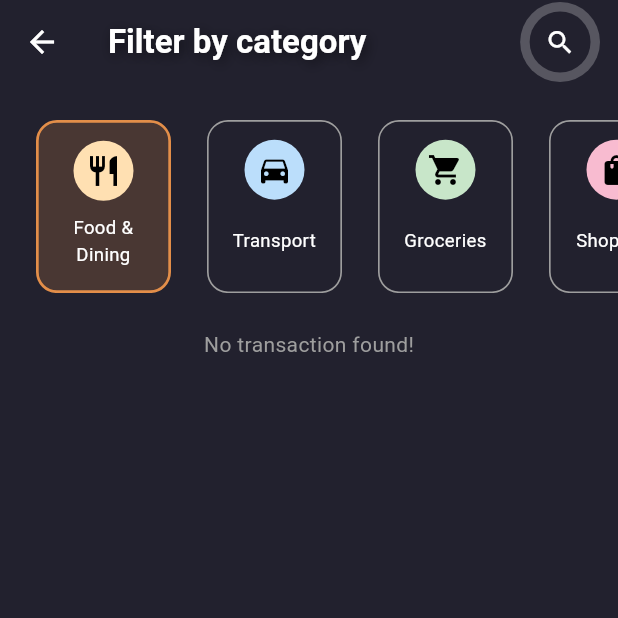
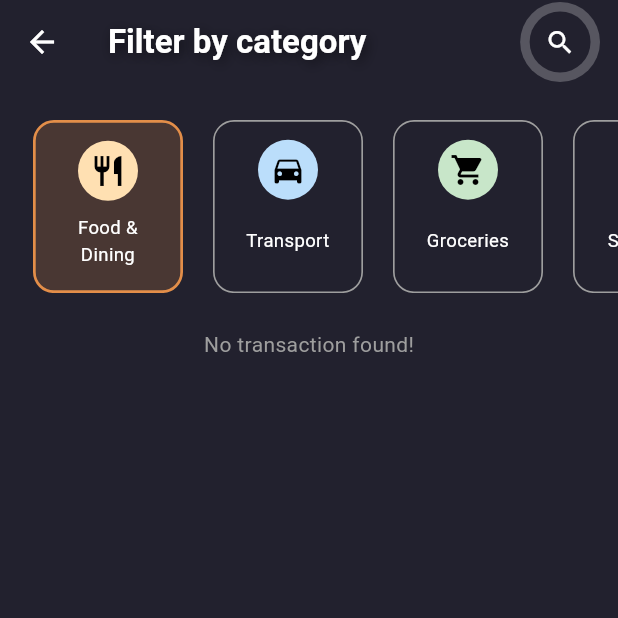
Before and after one commit to Zimil-Patel/sqlite_database_tasks, a Flutter app: the FilterScreen screen opened directly, on a phone screen of 412 x 824 dp, the top half of it. Run offline on Flutter 3.47's test engine with Material 3 defaults, Android fonts, the phone set to English and light mode, and no system bars; our stand-ins replace blurrycontainer, font_awesome_flutter, get, google_fonts, image_picker, shared_preferences and 1 more; accounts and stored records are empty.

Commit message:
24 Dec 2024

```diff
--- a/lib/screen/add screen/components/add_record_button.dart
+++ b/lib/screen/add screen/components/add_record_button.dart
@@ -1,7 +1,6 @@
 import 'package:flutter/cupertino.dart';
 import 'package:flutter/material.dart';
 import 'package:get/get.dart';
-import 'package:intl/intl.dart';
 import 'package:sqlite_database_tasks/main.dart';
 import 'package:sqlite_database_tasks/model/expense_model.dart';
 import 'package:sqlite_database_tasks/theme/theme_data.dart';
@@ -14,7 +13,7 @@ Center addRecordButton() {
       child: CupertinoButton(
         onPressed: () {
           DateTime dateTime = DateTime.now();
-          final String date = DateFormat('dd/mm/yyyy').format(dateTime);
+          final String date = "${dateTime.day}/${dateTime.month}/${dateTime.year}";
           Map map = {
             'amount' : double.parse(controller.txtAmount.text),
             'category' : expenseCategories[controller.selectedCat.value]['name'],
--- a/lib/screen/filter screen/components/category_list_view.dart
+++ b/lib/screen/filter screen/components/category_list_view.dart
@@ -29,8 +29,8 @@ class CategoryListView extends StatelessWidget {
             },
             child: Obx(
               () => Container(
-                width: 90,
-                margin: const EdgeInsets.symmetric(horizontal: defPadding / 1),
+                width: 100,
+                margin: const EdgeInsets.symmetric(horizontal: defPadding / 1.2),
                 padding: const EdgeInsets.all(defPadding),
                 decoration: BoxDecoration(
                     borderRadius: BorderRadius.circular(14),
```
